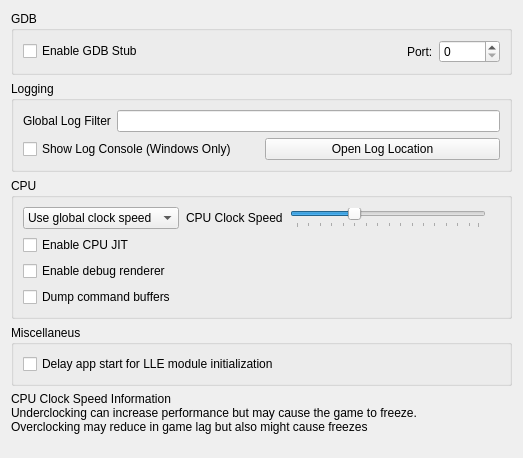
This is src/lime_qt/configuration/configure_debug.ui in Lime3DS/Lime3DS as Qt 5 draws it before an edit. The edited form follows.
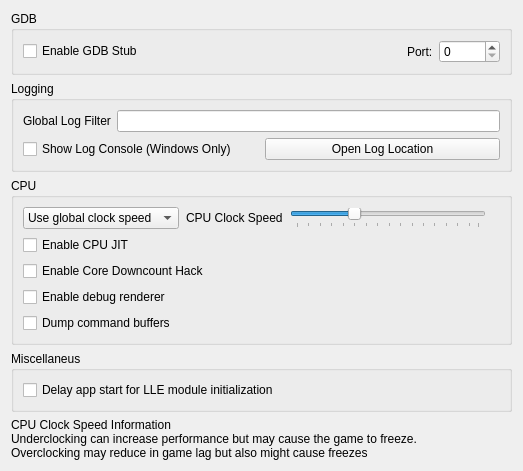
This is the edited form.

Commit message: Implement core downcount hack

```diff
--- a/src/lime_qt/configuration/configure_debug.ui
+++ b/src/lime_qt/configuration/configure_debug.ui
@@ -203,13 +203,23 @@
        </widget>
       </item>
       <item row="3" column="0">
+       <widget class="QCheckBox" name="toggle_core_downcount_hack">
+        <property name="toolTip">
+         <string>&lt;html&gt;&lt;head/&gt;&lt;body&gt;&lt;p&gt;When enabled, core downcount will be limited to a smaller time slice, reducing CPU usage. May cause performance issues for some games, or may improve for another games&lt;/p&gt;&lt;/body&gt;&lt;/html&gt;</string>
+        </property>
+        <property name="text">
+         <string>Enable Core Downcount Hack</string>
+        </property>
+       </widget>
+      </item>
+      <item row="4" column="0">
        <widget class="QCheckBox" name="toggle_renderer_debug">
         <property name="text">
          <string>Enable debug renderer</string>
         </property>
        </widget>
       </item>
-      <item row="4" column="0">
+      <item row="5" column="0">
        <widget class="QCheckBox" name="toggle_dump_command_buffers">
         <property name="text">
          <string>Dump command buffers</string>
```
The commit also changes 13 other files.
